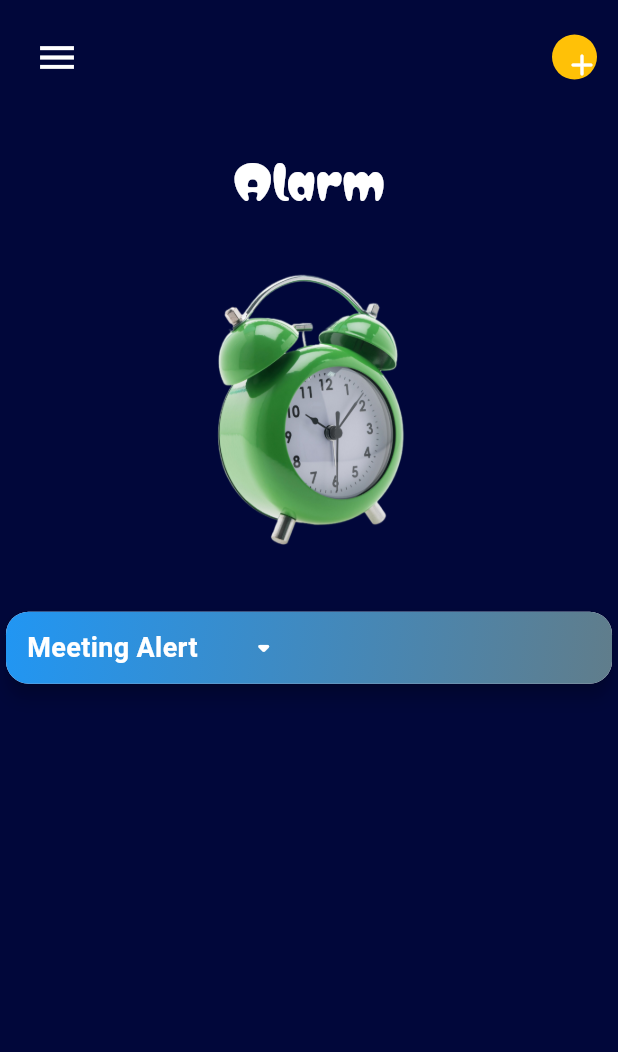
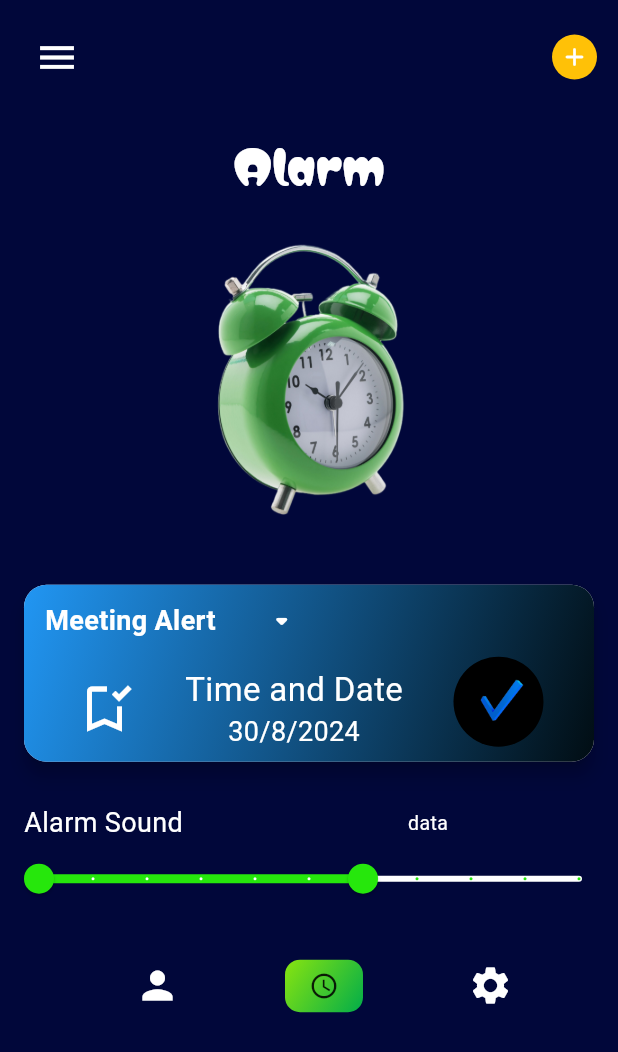
Before and after one commit to 0122345/diff_projects, a Flutter app: the screen it shows after launch, on a phone screen of 412 x 824 dp. Shown: the top 1052 px of the screen. Run offline on Flutter 3.47's test engine with Material 3 defaults, Android fonts, the phone set to English and light mode, and no system bars; our stand-ins replace flutter_zoom_drawer, get, google_fonts, simple_circular_progress_bar.

Commit message:
finishing home UI

```diff
--- a/flutter/watch/lib/components/homepage.dart
+++ b/flutter/watch/lib/components/homepage.dart
@@ -8,6 +8,8 @@ class HomePage extends StatefulWidget {
 }
 
 class _HomePageState extends State<HomePage> {
+  RangeValues _currentRangeValues = const RangeValues(0.0, 0.8);
+
   @override
   Widget build(BuildContext context) {
     return Scaffold(
@@ -22,10 +24,7 @@ class _HomePageState extends State<HomePage> {
               children: [
                 IconButton(
                   onPressed: () {
-                    // Navigator.push(context,
-                    // MaterialPageRoute(builder:
-                    //  (context) =>),
-                    // );
+
                   },
                   icon: const Icon(
                     Icons.menu,
@@ -40,25 +39,23 @@ class _HomePageState extends State<HomePage> {
                     borderRadius: BorderRadius.circular(20),
                     color: Colors.amber,
                   ),
-                  child: Center(
                   child: IconButton(
                     onPressed: () {},
+                    padding: EdgeInsets.zero,
                     icon: const Icon(
                       Icons.add_rounded,
-                        //size: ,
+                      size: 20,
                       color: Colors.white,
                     ),
                   ),
-                  ),
-                ),
-              ],
+                )              ],
             ),
           ),
 
           //title & cool image
           Column(
             children: [
-              const SizedBox(height: 20),
+              const SizedBox(height: 10),
               const Text(
                 'Alarm',
                 style: TextStyle(
@@ -67,12 +64,14 @@ class _HomePageState extends State<HomePage> {
                   fontSize: 30,
                 ),
               ),
-              const SizedBox(height: 20),
+              const SizedBox(height: 10),
               Image.asset('assets/images/alarmclock.png', width: 150),
-              const SizedBox(height: 20),
+              const SizedBox(height: 10),
             ],
           ),
-Card(
+          Padding(
+            padding: const EdgeInsets.all(12.0),
+            child: Card(
               shape: RoundedRectangleBorder(
                 borderRadius: BorderRadius.circular(15.0),
               ),
@@ -82,7 +81,7 @@ Card(
                   gradient: const LinearGradient(
                     begin: Alignment.topLeft,
                     end: Alignment.bottomRight,
-        colors: [Colors.blue, Colors.blueGrey],
+                    colors: [Colors.blue, Color.fromARGB(255, 1, 13, 19)],
                   ),
                   borderRadius: BorderRadius.circular(15.0),
                 ),
@@ -105,22 +104,130 @@ Card(
                         const SizedBox(width: 20),
                         IconButton(
                           onPressed: () {},
-              icon: const Icon(Icons.arrow_drop_down_rounded, color: Colors.white),
+                          icon: const Icon(Icons.arrow_drop_down_rounded,
+                              color: Colors.white),
                         )
                       ],
                     ),
-        const Row(
+                    Row(
+                      mainAxisAlignment: MainAxisAlignment.spaceEvenly,
+                      children: [
+                        //It should have been ticket icon
+                        const Icon(
+                          Icons.bookmark_added_outlined,
+                          size: 40,
+                          color: Colors.white,
+                        ),
+                        const Column(
+                          children: [
+                            Text(
+                              "Time and Date",
+                              style:
+                                  TextStyle(fontSize: 22, color: Colors.white),
+                            ),
+                            Text(
+                              "30/8/2024",
+                              style:
+                                  TextStyle(fontSize: 18, color: Colors.white),
+                            ),
+                          ],
+                        ),
 
+                        Padding(
+                          padding: const EdgeInsets.only(bottom: 10.0),
+                          child: Container(
+                            width: 60,
+                            height: 60,
+                            decoration: BoxDecoration(
+                              borderRadius: BorderRadius.circular(30),
+                              color: Colors.black,
+                            ),
+                            child: Image.asset('assets/images/tick.png',
+                                width: 30),
+                          ),
+                        ),
+                      ],
                     ),
                   ],
                 ),
               ),
-),          //for range
-          const Column(
-              //RangeSlider(values: values, onChanged: onChanged)
+            ),
+          ), //for range
+          Column(
+            children: [
+              const Padding(
+                padding: EdgeInsets.only(left: 16.0, top: 12),
+                child: Row(
+                  mainAxisAlignment: MainAxisAlignment.start,
+                  children: [
+                    Text(
+                      'Alarm Sound',
+                      style: TextStyle(color: Colors.white, fontSize: 18),
+                    ),
+                    SizedBox(
+                      width: 150,
+                    ),
+                    Text(
+                      'data',
+                      style: TextStyle(color: Colors.white, fontSize: 13),
+                    ),
+                  ],
+                ),
+              ),
+              RangeSlider(
+                values: const RangeValues(0.0, 0.6),
+                min: 0.0,
+                max: 1.0,
+                divisions: 10,
+                inactiveColor: Colors.white,
+                activeColor: const Color.fromARGB(255, 38, 231, 12),
+                labels: RangeLabels(
+                    '${(_currentRangeValues.start * 100).round()}%',
+                    '${(_currentRangeValues.end * 100).round()}%'),
+                onChanged: (RangeValues values) {
+                  setState(() {
+                    _currentRangeValues = values;
+                  });
+                },
+              ),
+            ],
           ),
 
           //for what could be bottom navigation
+           Padding(
+             padding: const EdgeInsets.only(top: 30, left: 20
+             ),
+            child: Row(
+              mainAxisAlignment: MainAxisAlignment.spaceEvenly,
+              children: [
+                const Icon(Icons.person,
+                 size: 30,
+                 color: Colors.white,
+                ),
+
+                Container(
+                  width: 52,
+                  height: 35,
+                  decoration: BoxDecoration(
+                    borderRadius: BorderRadius.circular(10),
+                     gradient: const LinearGradient(
+                    begin: Alignment.topLeft,
+                    end: Alignment.bottomRight,
+                    colors: [Color.fromARGB(255, 136, 228, 16), Color.fromARGB(255, 2, 173, 73)],
+                  ),
+                  ),
+                  child: const Icon(Icons.watch_later_outlined,
+                   size: 20,
+                  ),
+                  ),
+
+                const Icon(Icons.settings,
+                 size: 30,
+                 color: Colors.white,
+                ),
+              ],
+            ),
+          ),
         ],
       ),
     );
```
Also changed, not shown: flutter/watch/assets/images/tick.png (added). Lines whose indentation alone changed are shown as unchanged.
